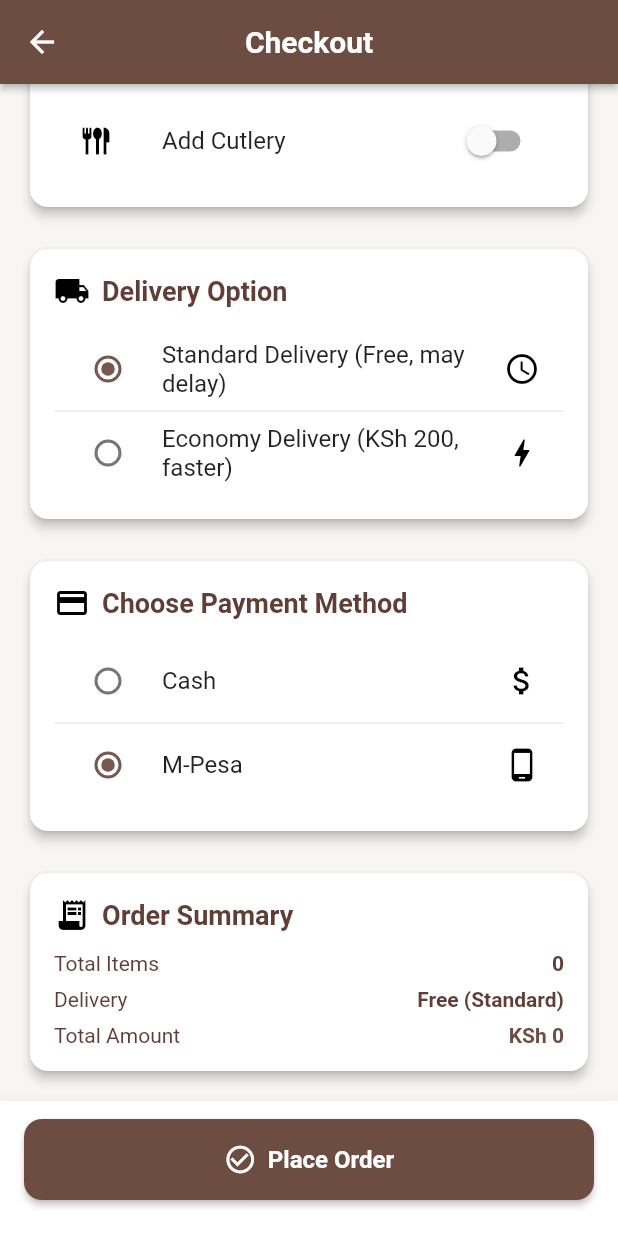
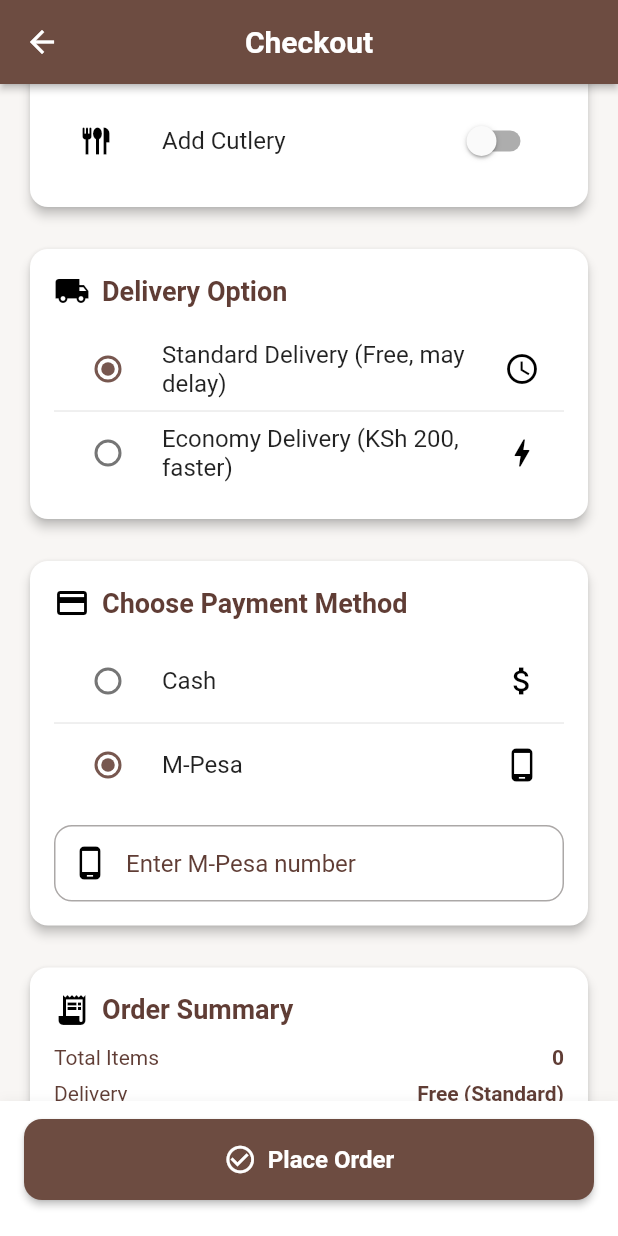
Before and after one commit to Mandeeq/Restuarant_app, a Flutter app: the CheckoutPage screen opened directly with empty values, scrolled down 343 dp, after a tap on "M-Pesa", on a phone screen of 412 x 824 dp. Run offline on Flutter 3.47's test engine with Material 3 defaults, Android fonts, the phone set to English and light mode, and no system bars; our stand-ins replace flutter_svg, form_field_validator; accounts and stored records are empty.

Commit message:
mpesa number 💷

```diff
--- a/lib/screens/checkout_page.dart
+++ b/lib/screens/checkout_page.dart
@@ -12,6 +12,7 @@ class CheckoutPage extends StatefulWidget {
 class _CheckoutPageState extends State<CheckoutPage> {
   String _selectedPayment = 'Cash';
   final TextEditingController _allergyController = TextEditingController();
+  final TextEditingController _mpesaController = TextEditingController();
   bool _needCutlery = false;
 
   String _selectedDelivery = 'Standard';
@@ -122,7 +123,8 @@ class _CheckoutPageState extends State<CheckoutPage> {
                       child: Column(
                         children: [
                           RadioListTile<String>(
-                            title: const Text("Standard Delivery (Free, may delay)"),
+                            title: const Text(
+                                "Standard Delivery (Free, may delay)"),
                             secondary: const Icon(Icons.access_time,
                                 color: Colors.black),
                             value: "Standard",
@@ -136,7 +138,8 @@ class _CheckoutPageState extends State<CheckoutPage> {
                           ),
                           const Divider(height: 0),
                           RadioListTile<String>(
-                            title: const Text("Economy Delivery (KSh 200, faster)"),
+                            title: const Text(
+                                "Economy Delivery (KSh 200, faster)"),
                             secondary: const Icon(Icons.bolt, color: Colors.black),
                             value: "Economy",
                             groupValue: _selectedDelivery,
@@ -165,8 +168,11 @@ class _CheckoutPageState extends State<CheckoutPage> {
                                 const Icon(Icons.attach_money, color: Colors.black),
                             value: 'Cash',
                             groupValue: _selectedPayment,
-                            onChanged: (value) =>
-                                setState(() => _selectedPayment = value!),
+                            onChanged: (value) {
+                              setState(() {
+                                _selectedPayment = value!;
+                              });
+                            },
                           ),
                           const Divider(height: 0),
                           RadioListTile<String>(
@@ -175,16 +181,36 @@ class _CheckoutPageState extends State<CheckoutPage> {
                                 const Icon(Icons.phone_android, color: Colors.black),
                             value: 'M-Pesa',
                             groupValue: _selectedPayment,
-                            onChanged: (value) =>
-                                setState(() => _selectedPayment = value!),
+                            onChanged: (value) {
+                              setState(() {
+                                _selectedPayment = value!;
+                              });
+                            },
                           ),
+                          // Show phone number input only if M-Pesa is selected
+                          if (_selectedPayment == 'M-Pesa')
+                            Padding(
+                              padding: const EdgeInsets.only(top: 12),
+                              child: TextField(
+                                controller: _mpesaController,
+                                keyboardType: TextInputType.phone,
+                                decoration: InputDecoration(
+                                  hintText: 'Enter M-Pesa number',
+                                  border: OutlineInputBorder(
+                                    borderRadius: BorderRadius.circular(12),
+                                  ),
+                                  prefixIcon:
+                                      const Icon(Icons.phone_android, color: Colors.black),
+                                ),
+                              ),
+                            ),
                         ],
                       ),
                     ),
 
                     const SizedBox(height: 20),
 
-                    // Order Summary (Moved to END)
+                    // Order Summary
                     _buildCard(
                       title: "Order Summary",
                       icon: Icons.receipt_long,
@@ -266,6 +292,10 @@ class _CheckoutPageState extends State<CheckoutPage> {
                     String cutleryNote =
                         _needCutlery ? "Yes, include cutlery" : "No cutlery";
 
+                    String paymentInfo = _selectedPayment == 'M-Pesa'
+                        ? 'M-Pesa Number: ${_mpesaController.text}'
+                        : 'Cash';
+
                     showDialog(
                       context: context,
                       builder: (_) => AlertDialog(
@@ -280,7 +310,7 @@ class _CheckoutPageState extends State<CheckoutPage> {
                           ],
                         ),
                         content: Text(
-                          'Payment Method: $_selectedPayment\n'
+                          'Payment Method: $paymentInfo\n'
                           'Delivery Option: $_selectedDelivery\n'
                           'Products Ordered: $totalItems\n'
                           'Total: KSh $totalAmount\n'
--- a/lib/services/api_service.dart
+++ b/lib/services/api_service.dart
@@ -6,7 +6,7 @@ import '../models/user_model.dart';
 
 class ApiService {
   // Use your computer IP address (same one used in MongoDB Compass/Postman)
-  static const String baseUrl = "http://10.66.215.93:5000";  // ✅ Use your actual IP + port
+  static const String baseUrl = "http://192.168.100.8:5000";  // ✅ Use your actual IP + port
 
 
   // Store authentication token
--- a/pubspec.yaml
+++ b/pubspec.yaml
@@ -40,6 +40,7 @@ dependencies:
   http: ^1.2.0
   google_maps_flutter: ^2.5.0
   geocoding: ^2.2.2
+  cached_network_image: ^3.2.3
 
 
 dev_dependencies:
```
Also changed, not shown: pubspec.lock, 1 other file.
